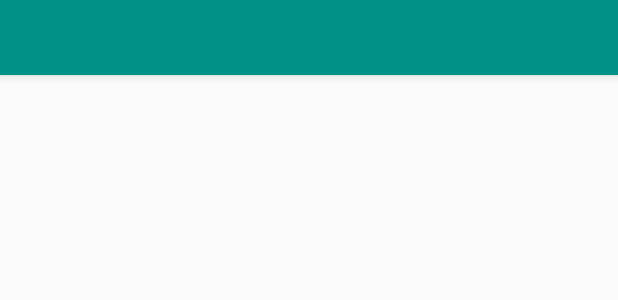
After one commit to raghuwarrier/Fitness, an Android app: the layout toolbar.xml on its own in the app's theme, with its tools: preview values and no code run, on a phone screen of 412 x 824 dp. The commit adds this screen. Shown: the top 300 px of the screen. Run offline under Robolectric (Android 15) with nearby library versions, the phone set to English and light mode, and no system bars.

Commit message:
updated code

```diff
--- /dev/null
+++ b/app/src/main/res/layout/toolbar.xml
@@ -0,0 +1,9 @@
+<?xml version="1.0" encoding="utf-8"?>
+<android.support.v7.widget.Toolbar xmlns:android="http://schemas.android.com/apk/res/android"
+    android:layout_width="match_parent" android:layout_height="50dp"
+    android:background="@color/green"
+
+    android:theme="@style/ThemeOverlay.AppCompat.Dark"    android:elevation="4dp"
+    >
+
+</android.support.v7.widget.Toolbar>
--- /dev/null
+++ b/app/src/main/res/menu/menu_termsandconditions.xml
@@ -0,0 +1,6 @@
+<menu xmlns:android="http://schemas.android.com/apk/res/android"
+    xmlns:app="http://schemas.android.com/apk/res-auto"
+    xmlns:tools="http://schemas.android.com/tools" tools:context="fitness.com.fitness.TermsAndConditionsActivity">
+    <item android:id="@+id/action_settings" android:title="@string/action_settings"
+        android:orderInCategory="100" app:showAsAction="never" />
+</menu>
--- /dev/null
+++ b/app/src/main/res/values/color.xml
@@ -0,0 +1,5 @@
+<resources>
+    <color name="green">#009286</color>
+    <color name="white">#ffffff</color>
+    <color name="colorPrimaryDark">#00796f</color>
+</resources>
--- a/app/src/main/res/values/strings.xml
+++ b/app/src/main/res/values/strings.xml
@@ -9,6 +9,6 @@
     <string name="title_activity_welcome">Welcome</string>
     <string name="welcome_text">Welcome to Fitness Pays</string>
     <string name="welcome_text2">Be fit and save more money</string>
-    <string name="title_activity_main">MainActivity</string>
+    <string name="title_activity_main">Terms</string>
     <string name="termsandconditions">By continuing , you agree to the Terms of Service and Private Policy</string>
 </resources>
```
Also changed, not shown: app/src/main/res/drawable/gradient_button.xml (added, +12 -0 lines), app/src/main/res/drawable-hdpi-v11/notification_icon.png (added), app/src/main/res/drawable-hdpi-v9/notification_icon.png (added), app/src/main/res/drawable-hdpi/notification_icon.png (added), app/src/main/res/drawable-mdpi-v11/notification_icon.png (added), app/src/main/res/drawable-mdpi-v9/notification_icon.png (added), app/src/main/res/drawable-mdpi/notification_icon.png (added), app/src/main/res/drawable-xhdpi-v11/notification_icon.png (added), app/src/main/res/drawable-xhdpi-v9/notification_icon.png (added), app/src/main/res/drawable-xhdpi/notification_icon.png (added), app/src/main/res/drawable-xxhdpi-v11/notification_icon.png (added), app/src/main/res/drawable-xxhdpi-v9/notification_icon.png (added), app/src/main/res/drawable-xxhdpi/notification_icon.png (added), app/src/main/res/drawable/notification_bar_new.png (added), 1 other file.
